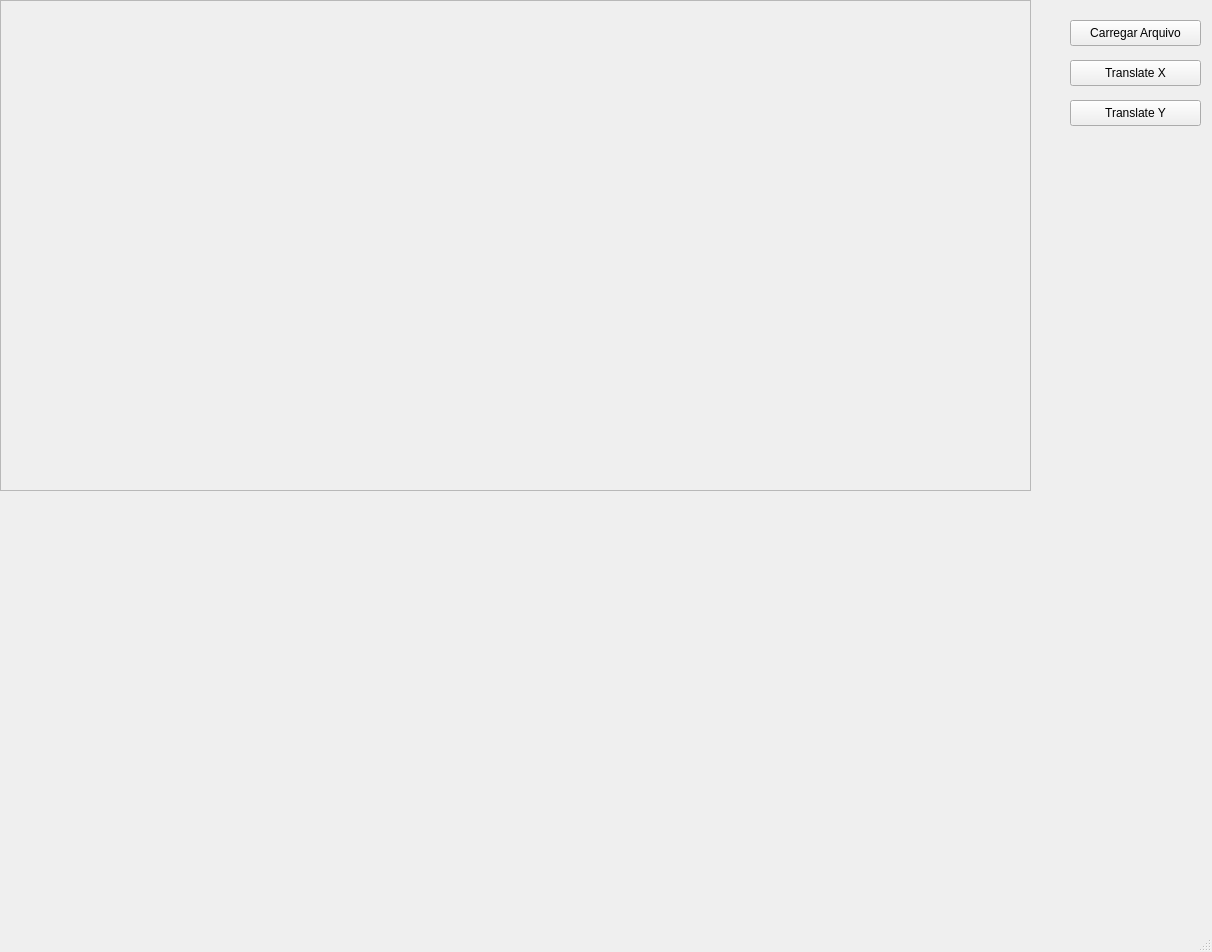
The window that mainwindow.ui (bcaua321/computacao_grafica) describes before a commit, drawn with Qt 5.
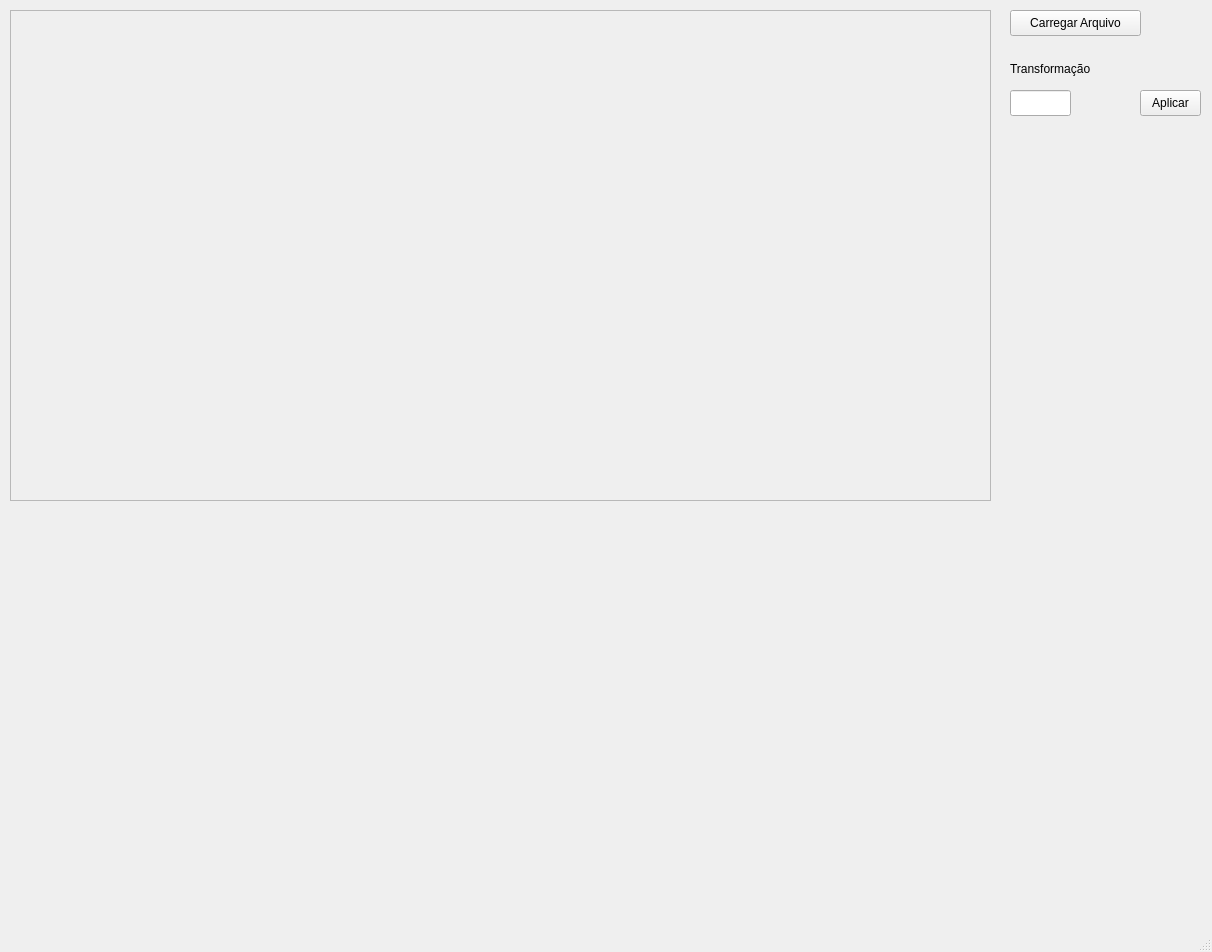
The same window after the commit.

The edit to the form file:
```diff
--- a/mainwindow.ui
+++ b/mainwindow.ui
@@ -17,8 +17,8 @@
    <widget class="QPushButton" name="pushButton">
     <property name="geometry">
      <rect>
-      <x>1070</x>
-      <y>20</y>
+      <x>1010</x>
+      <y>10</y>
       <width>131</width>
       <height>26</height>
      </rect>
@@ -33,31 +33,12 @@
      <string>Carregar Arquivo</string>
     </property>
    </widget>
-   <widget class="QPushButton" name="pushButton_2">
-    <property name="geometry">
-     <rect>
-      <x>1070</x>
-      <y>60</y>
-      <width>131</width>
-      <height>26</height>
-     </rect>
-    </property>
-    <property name="minimumSize">
-     <size>
-      <width>0</width>
-      <height>26</height>
-     </size>
-    </property>
-    <property name="text">
-     <string>Translate X</string>
-    </property>
-   </widget>
    <widget class="QFrame" name="frame">
     <property name="geometry">
      <rect>
-      <x>0</x>
-      <y>0</y>
-      <width>1031</width>
+      <x>10</x>
+      <y>10</y>
+      <width>981</width>
       <height>491</height>
      </rect>
     </property>
@@ -80,23 +61,40 @@
      <enum>QFrame::Raised</enum>
     </property>
    </widget>
-   <widget class="QPushButton" name="pushButton_3">
+   <widget class="QLineEdit" name="lineEdit">
     <property name="geometry">
      <rect>
-      <x>1070</x>
-      <y>100</y>
-      <width>131</width>
+      <x>1010</x>
+      <y>90</y>
+      <width>61</width>
       <height>26</height>
      </rect>
     </property>
-    <property name="minimumSize">
-     <size>
-      <width>0</width>
+   </widget>
+   <widget class="QLabel" name="label">
+    <property name="geometry">
+     <rect>
+      <x>1010</x>
+      <y>60</y>
+      <width>101</width>
+      <height>18</height>
+     </rect>
+    </property>
+    <property name="text">
+     <string>Transformação</string>
+    </property>
+   </widget>
+   <widget class="QPushButton" name="pushButton_2">
+    <property name="geometry">
+     <rect>
+      <x>1140</x>
+      <y>90</y>
+      <width>61</width>
       <height>26</height>
-     </size>
+     </rect>
     </property>
     <property name="text">
-     <string>Translate Y</string>
+     <string>Aplicar</string>
     </property>
    </widget>
   </widget>
```
